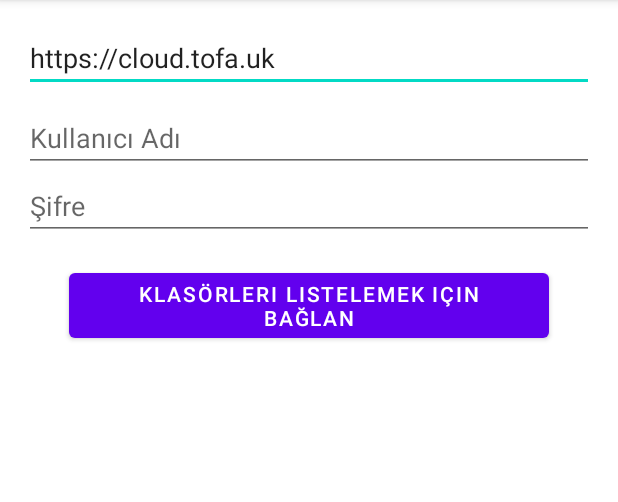
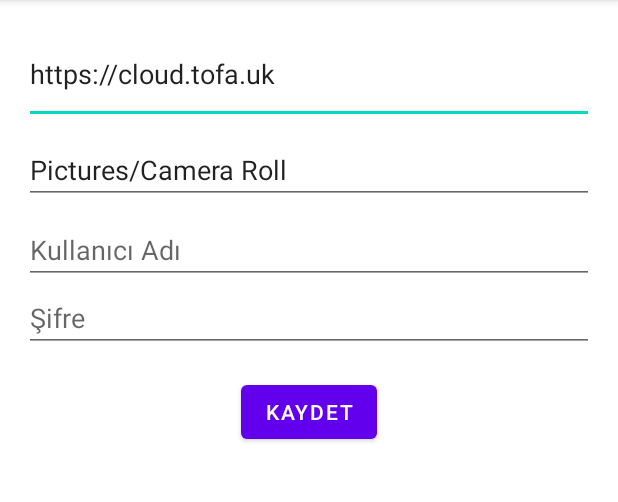
Before and after one commit to omerari/notification, an Android app: the SettingsActivity screen opened directly, with no data from a screen before it, on a phone screen of 412 x 824 dp, the part 84-586 px from its top. Run offline under Robolectric (Android 15) with nearby library versions, the phone set to English and light mode, and no system bars.

Commit message:
v1
Signed-off-by: omerari <omer.ari@tofa.uk>

```diff
--- a/app/build.gradle.kts
+++ b/app/build.gradle.kts
@@ -44,7 +44,6 @@ dependencies {
     implementation(libs.androidx.core.ktx)
     implementation(libs.androidx.appcompat)
     implementation(libs.material)
-    implementation("androidx.viewpager2:viewpager2:1.0.0")
     testImplementation(libs.junit)
     androidTestImplementation(libs.androidx.junit)
     androidTestImplementation(libs.androidx.espresso.core)
@@ -56,7 +55,4 @@ dependencies {
 
     // Coroutines for background tasks
     implementation("org.jetbrains.kotlinx:kotlinx-coroutines-android:1.7.1")
-
-    // Coil for image loading
-    implementation("io.coil-kt:coil:2.5.0")
 }
--- a/app/src/main/AndroidManifest.xml
+++ b/app/src/main/AndroidManifest.xml
@@ -36,7 +36,6 @@
         </activity>
 
         <activity android:name=".SettingsActivity" />
-        <activity android:name=".StoryActivity" android:theme="@style/Theme.AppCompat.NoActionBar"/>
 
         <receiver android:name=".AlarmReceiver" />
 
--- a/app/src/main/java/com/example/notification/SettingsActivity.kt
+++ b/app/src/main/java/com/example/notification/SettingsActivity.kt
@@ -2,130 +2,39 @@ package com.example.notification
 
 import android.content.Context
 import android.os.Bundle
-import android.view.View
-import android.widget.ArrayAdapter
 import android.widget.Button
 import android.widget.EditText
-import android.widget.LinearLayout
-import android.widget.ListView
-import android.widget.ProgressBar
-import android.widget.TextView
 import android.widget.Toast
 import androidx.appcompat.app.AppCompatActivity
-import androidx.lifecycle.lifecycleScope
-import kotlinx.coroutines.launch
 
 class SettingsActivity : AppCompatActivity() {
-
-    private val photoRepository by lazy { PhotoRepository(this) }
-    private var selectedFolderPath: String? = null
-
-    // View references
-    private lateinit var loginSection: LinearLayout
-    private lateinit var folderSection: LinearLayout
-    private lateinit var serverUrlEditText: EditText
-    private lateinit var usernameEditText: EditText
-    private lateinit var passwordEditText: EditText
-    private lateinit var connectButton: Button
-    private lateinit var progressBar: ProgressBar
-    private lateinit var folderListView: ListView
-    private lateinit var selectedFolderTextView: TextView
-    private lateinit var saveButton: Button
-
     override fun onCreate(savedInstanceState: Bundle?) {
         super.onCreate(savedInstanceState)
         setContentView(R.layout.activity_settings)
 
-        bindViews()
-        loadSettings()
+        val serverUrlEditText = findViewById<EditText>(R.id.serverUrlEditText)
+        val photoPathEditText = findViewById<EditText>(R.id.photoPathEditText)
+        val usernameEditText = findViewById<EditText>(R.id.usernameEditText)
+        val passwordEditText = findViewById<EditText>(R.id.passwordEditText)
+        val saveButton = findViewById<Button>(R.id.saveButton)
 
-        connectButton.setOnClickListener { handleConnect() }
-        saveButton.setOnClickListener { handleSave() }
-    }
+        val sharedPreferences = getSharedPreferences("settings", Context.MODE_PRIVATE)
 
-    private fun bindViews() {
-        loginSection = findViewById(R.id.loginSection)
-        folderSection = findViewById(R.id.folderSection)
-        serverUrlEditText = findViewById(R.id.serverUrlEditText)
-        usernameEditText = findViewById(R.id.usernameEditText)
-        passwordEditText = findViewById(R.id.passwordEditText)
-        connectButton = findViewById(R.id.connectButton)
-        progressBar = findViewById(R.id.progressBar)
-        folderListView = findViewById(R.id.folderListView)
-        selectedFolderTextView = findViewById(R.id.selectedFolderTextView)
-        saveButton = findViewById(R.id.saveButton)
-    }
-
-    private fun loadSettings() {
-        val sharedPreferences = getSharedPreferences("settings", Context.MODE_PRIVATE)
         serverUrlEditText.setText(sharedPreferences.getString("server_url", "https://cloud.tofa.uk"))
+        photoPathEditText.setText(sharedPreferences.getString("photo_path", "Pictures/Camera Roll"))
         usernameEditText.setText(sharedPreferences.getString("username", ""))
         // Password is not re-displayed for security
-        selectedFolderPath = sharedPreferences.getString("photo_path", null)
-        if (selectedFolderPath != null) {
-            selectedFolderTextView.text = "Mevcut Seçim: $selectedFolderPath"
+
+        saveButton.setOnClickListener {
+            val editor = sharedPreferences.edit()
+            editor.putString("server_url", serverUrlEditText.text.toString().trimEnd('/'))
+            editor.putString("photo_path", photoPathEditText.text.toString().trim())
+            editor.putString("username", usernameEditText.text.toString())
+            editor.putString("password", passwordEditText.text.toString())
+            editor.apply()
+
+            Toast.makeText(this, "Ayarlar kaydedildi", Toast.LENGTH_SHORT).show()
+            finish()
         }
     }
-
-    private fun handleConnect() {
-        val serverUrl = serverUrlEditText.text.toString().trim()
-        val username = usernameEditText.text.toString().trim()
-        val password = passwordEditText.text.toString().trim()
-
-        if (serverUrl.isBlank() || username.isBlank() || password.isBlank()) {
-            Toast.makeText(this, "Lütfen tüm giriş alanlarını doldurun.", Toast.LENGTH_SHORT).show()
-            return
-        }
-
-        setLoadingState(true)
-
-        lifecycleScope.launch {
-            val folders = photoRepository.listFolders(serverUrl, username, password) { error ->
-                runOnUiThread {
-                    Toast.makeText(this@SettingsActivity, error, Toast.LENGTH_LONG).show()
-                    setLoadingState(false)
-                }
-            }
-
-            if (folders != null) {
-                displayFolderList(folders)
-            }
-        }
-    }
-
-    private fun displayFolderList(folders: List<String>) {
-        setLoadingState(false)
-        loginSection.visibility = View.GONE
-        folderSection.visibility = View.VISIBLE
-
-        val adapter = ArrayAdapter(this, android.R.layout.simple_list_item_1, folders)
-        folderListView.adapter = adapter
-        folderListView.setOnItemClickListener { _, _, position, _ ->
-            selectedFolderPath = folders[position]
-            selectedFolderTextView.text = "Seçilen: $selectedFolderPath"
-        }
-    }
-
-    private fun handleSave() {
-        if (selectedFolderPath == null) {
-            Toast.makeText(this, "Lütfen bir klasör seçin.", Toast.LENGTH_SHORT).show()
-            return
-        }
-
-        val sharedPreferences = getSharedPreferences("settings", Context.MODE_PRIVATE).edit()
-        sharedPreferences.putString("server_url", serverUrlEditText.text.toString().trimEnd('/'))
-        sharedPreferences.putString("username", usernameEditText.text.toString())
-        sharedPreferences.putString("password", passwordEditText.text.toString()) // Storing password
-        sharedPreferences.putString("photo_path", selectedFolderPath)
-        sharedPreferences.apply()
-
-        Toast.makeText(this, "Ayarlar kaydedildi!", Toast.LENGTH_SHORT).show()
-        finish()
-    }
-
-    private fun setLoadingState(isLoading: Boolean) {
-        progressBar.visibility = if (isLoading) View.VISIBLE else View.GONE
-        connectButton.isEnabled = !isLoading
-        loginSection.isEnabled = !isLoading
-    }
 }
--- a/app/src/main/res/layout/activity_settings.xml
+++ b/app/src/main/res/layout/activity_settings.xml
@@ -1,29 +1,24 @@
 <?xml version="1.0" encoding="utf-8"?>
-<ScrollView xmlns:android="http://schemas.android.com/apk/res/android"
+<LinearLayout xmlns:android="http://schemas.android.com/apk/res/android"
     xmlns:tools="http://schemas.android.com/tools"
     android:layout_width="match_parent"
     android:layout_height="match_parent"
-    android:fillViewport="true">
-
-    <LinearLayout
-        android:layout_width="match_parent"
-        android:layout_height="wrap_content"
     android:orientation="vertical"
     android:padding="16dp"
     tools:context=".SettingsActivity">
-
-        <!-- Login Section -->
-        <LinearLayout
-            android:id="@+id/loginSection"
-            android:layout_width="match_parent"
-            android:layout_height="wrap_content"
-            android:orientation="vertical">
 
     <EditText
         android:id="@+id/serverUrlEditText"
         android:layout_width="match_parent"
         android:layout_height="wrap_content"
-                android:hint="Nextcloud Adresi (örn: https://cloud.tofa.uk)" />
+        android:hint="Nextcloud Ana Adresi (örn: https://cloud.tofa.uk)" />
+
+    <EditText
+        android:id="@+id/photoPathEditText"
+        android:layout_width="match_parent"
+        android:layout_height="wrap_content"
+        android:layout_marginTop="8dp"
+        android:hint="Fotoğraf Klasörü (örn: Pictures/Camera Roll)" />
 
     <EditText
         android:id="@+id/usernameEditText"
@@ -40,55 +35,11 @@
         android:inputType="textPassword" />
 
     <Button
-                android:id="@+id/connectButton"
-                android:layout_width="wrap_content"
-                android:layout_height="wrap_content"
-                android:layout_gravity="center_horizontal"
-                android:layout_marginTop="16dp"
-                android:text="Klasörleri Listelemek için Bağlan" />
-        </LinearLayout>
-
-        <ProgressBar
-            android:id="@+id/progressBar"
-            android:layout_width="wrap_content"
-            android:layout_height="wrap_content"
-            android:layout_gravity="center"
-            android:visibility="gone" />
-
-        <!-- Folder Selection Section -->
-        <LinearLayout
-            android:id="@+id/folderSection"
-            android:layout_width="match_parent"
-            android:layout_height="wrap_content"
-            android:orientation="vertical"
-            android:visibility="gone">
-
-            <TextView
-                android:layout_width="wrap_content"
-                android:layout_height="wrap_content"
-                android:text="Lütfen fotoğraf klasörünüzü seçin:" />
-
-            <ListView
-                android:id="@+id/folderListView"
-                android:layout_width="match_parent"
-                android:layout_height="200dp"
-                android:layout_marginTop="8dp" />
-
-            <TextView
-                android:id="@+id/selectedFolderTextView"
-                android:layout_width="wrap_content"
-                android:layout_height="wrap_content"
-                android:layout_marginTop="8dp"
-                tools:text="Seçilen: Pictures/Camera Roll"/>
-
-            <Button
         android:id="@+id/saveButton"
         android:layout_width="wrap_content"
         android:layout_height="wrap_content"
         android:layout_gravity="center_horizontal"
         android:layout_marginTop="16dp"
-                android:text="Seçimi Kaydet" />
-        </LinearLayout>
+        android:text="Kaydet" />
 
 </LinearLayout>
-</ScrollView>
```
Also changed, not shown: app/src/main/java/com/example/notification/StoryActivity.kt (deleted, +0 -20 lines), app/src/main/java/com/example/notification/StoryImageAdapter.kt (deleted, +0 -50 lines). Lines whose indentation alone changed are shown as unchanged.
